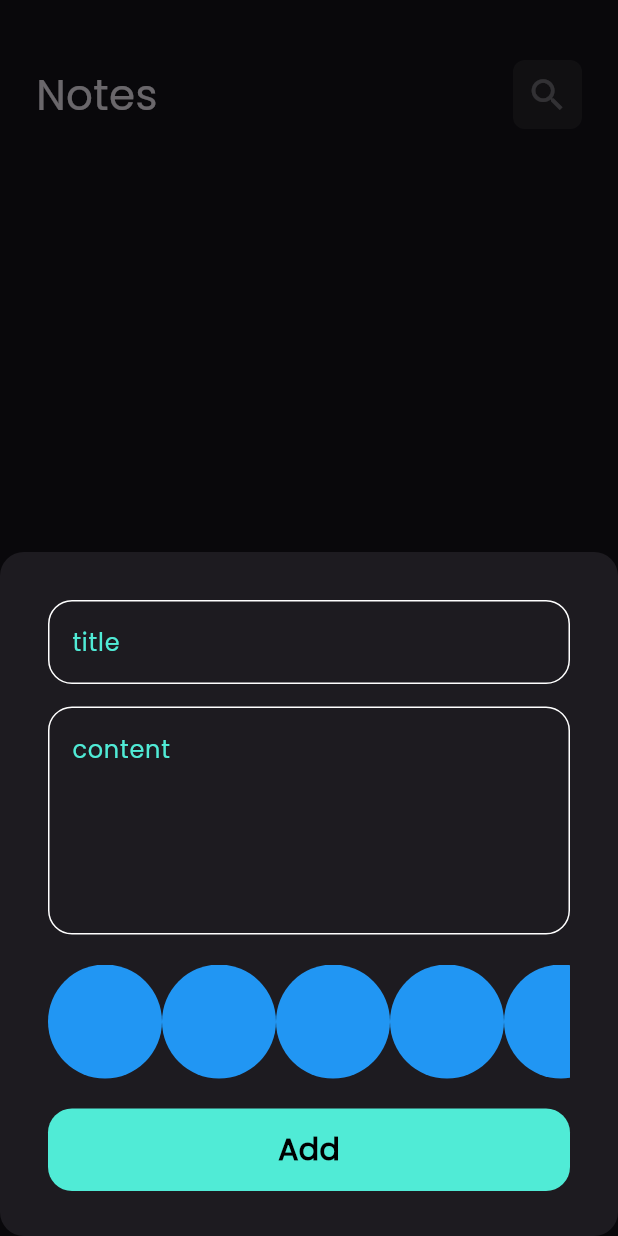
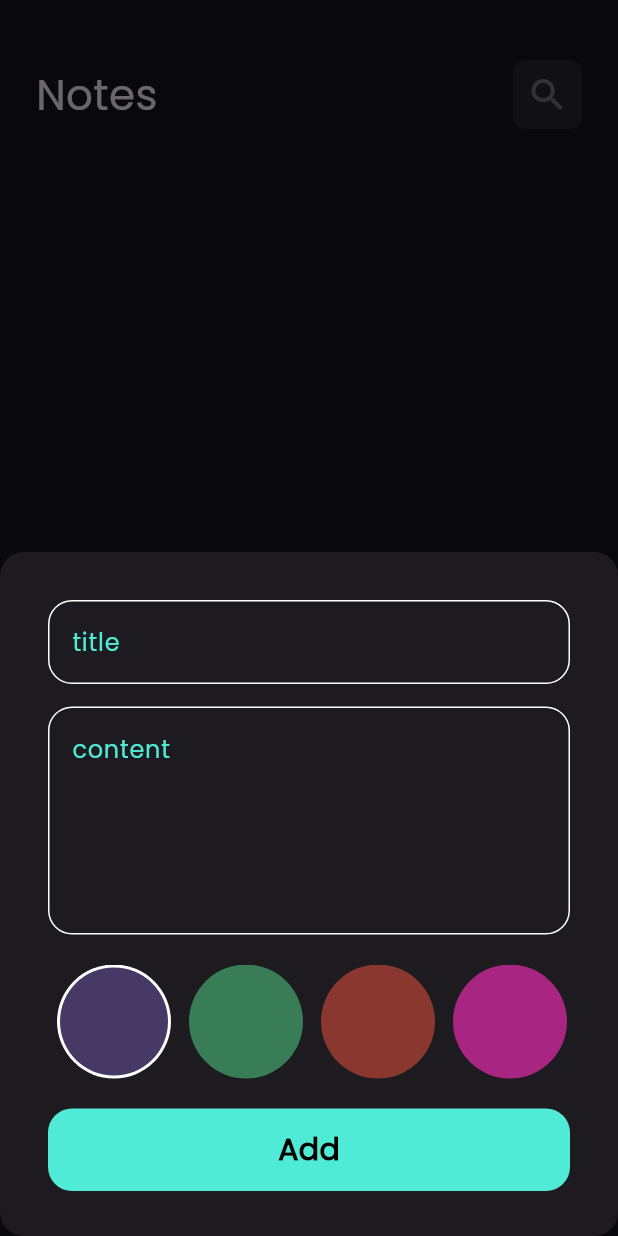
Before and after one commit to mohamedwdm/notes-app, a Flutter app: the screen it shows after launch, after a tap on the "add" icon, on a phone screen of 412 x 824 dp. Run offline on Flutter 3.47's test engine with Material 3 defaults, Android fonts, the phone set to English and light mode, and no system bars; our stand-ins replace bloc, flutter_bloc, hive, hive_flutter; accounts and stored records are empty.

Commit message:
ability to select color for note

```diff
--- a/lib/cubits/add_note_cubit/add_note_cubit.dart
+++ b/lib/cubits/add_note_cubit/add_note_cubit.dart
@@ -1,4 +1,5 @@
 import 'package:bloc/bloc.dart';
+import 'package:flutter/material.dart';
 import 'package:hive/hive.dart';
 import 'package:meta/meta.dart';
 import 'package:notes_app/constants.dart';
@@ -9,7 +10,10 @@ part 'add_note_state.dart';
 class AddNoteCubit extends Cubit<AddNoteState> {
   AddNoteCubit() : super(AddNoteInitial());
 
+  Color? color = Color(0xff463966);
+
   addNote(NotesModel notes) async {
+    notes.color = color!.value;
     emit(AddNoteLoading());
     try {
       var notesBox = Hive.box<NotesModel>(kNotesBox);
--- a/lib/models/notes_model.dart
+++ b/lib/models/notes_model.dart
@@ -11,7 +11,7 @@ class NotesModel extends HiveObject {
   @HiveField(2)
   final String date;
   @HiveField(3)
-  final int color;
+   int color;
 
   NotesModel({required this.title, required this.subtitle, required this.date, required this.color});
 
--- a/lib/widgets/colors_list_view.dart
+++ b/lib/widgets/colors_list_view.dart
@@ -1,27 +1,66 @@
-
 import 'package:flutter/material.dart';
+import 'package:flutter_bloc/flutter_bloc.dart';
+import 'package:notes_app/cubits/add_note_cubit/add_note_cubit.dart';
 
 class ColorItem extends StatelessWidget {
-  const ColorItem({super.key});
-
+  const ColorItem({
+    super.key,
+    required this.isActive,
+    required this.color,
+  });
+  final bool isActive;
+  final Color color;
   @override
   Widget build(BuildContext context) {
-    return CircleAvatar(radius: 38, backgroundColor: Colors.blue);
+    return isActive
+        ? CircleAvatar(
+          radius: 38,
+          backgroundColor: Colors.white,
+          child: CircleAvatar(radius: 36, backgroundColor: color),
+        )
+        : CircleAvatar(radius: 38, backgroundColor: color);
   }
 }
 
-class ColorsListView extends StatelessWidget {
+class ColorsListView extends StatefulWidget {
   const ColorsListView({super.key});
 
+  @override
+  State<ColorsListView> createState() => _ColorsListViewState();
+}
+
+class _ColorsListViewState extends State<ColorsListView> {
+  int currentIndex = 0;
+  List<Color> colors = [
+    Color(0xff463966),
+    Color(0xff387D56),
+    Color(0xff8A382F),
+    Color(0xffA82581),
+    Color(0xff2BC016),
+  ];
   @override
   Widget build(BuildContext context) {
     return SizedBox(
       height: 38 * 2,
       child: ListView.builder(
-        itemCount: 10,
+        itemCount: colors.length,
         scrollDirection: Axis.horizontal,
         itemBuilder: (context, index) {
-          return ColorItem();
+          return Padding(
+            padding: const EdgeInsets.symmetric(horizontal: 6),
+            child: GestureDetector(
+              onTap: () {
+                currentIndex = index;
+                BlocProvider.of<AddNoteCubit>(context).color =
+                    colors[index];
+                setState(() {});
+              },
+              child: ColorItem(
+                isActive: currentIndex == index,
+                color: colors[index],
+              ),
+            ),
+          );
         },
       ),
     );
```
Also changed, not shown: 1 other file.
